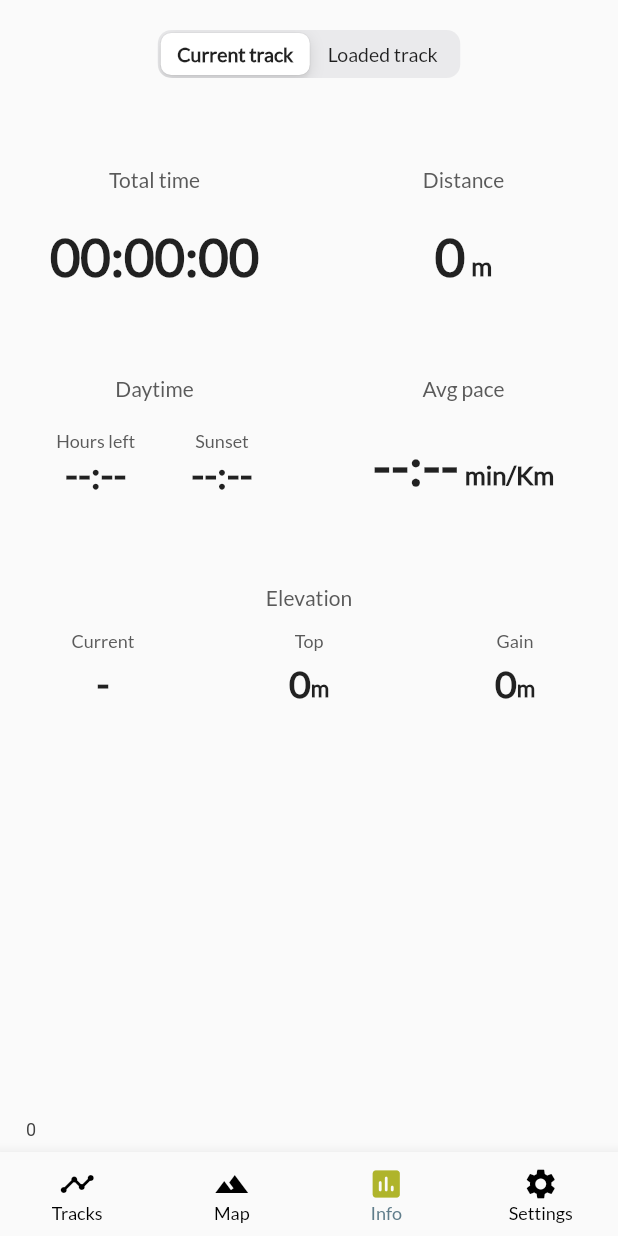
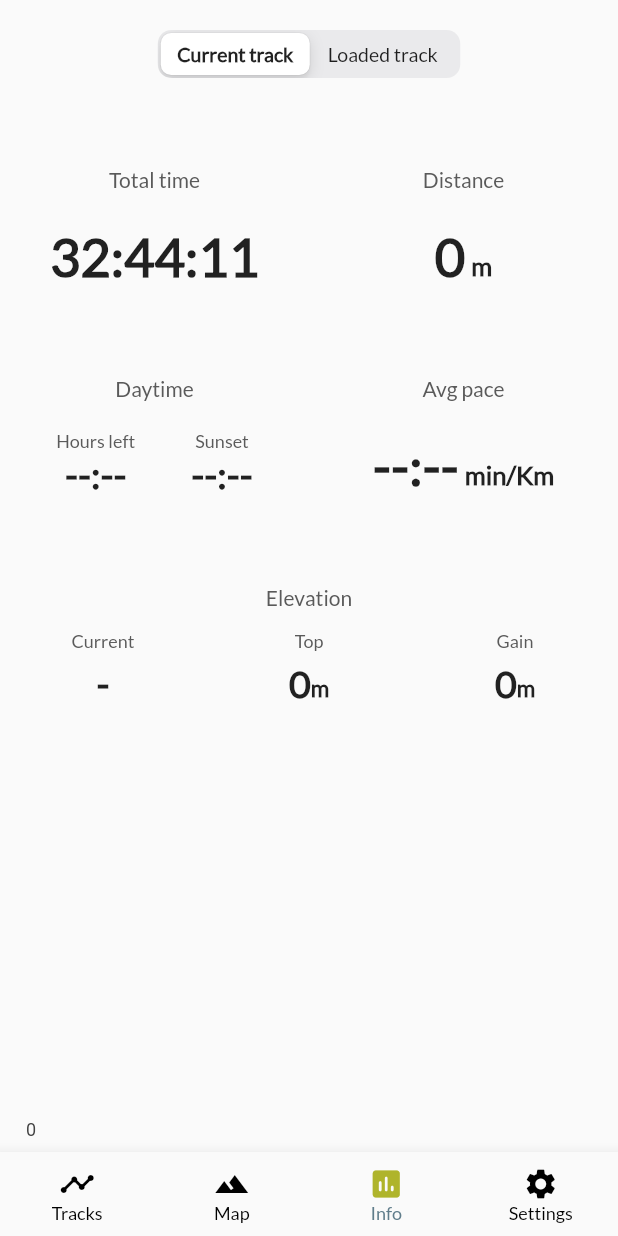
Before and after one commit to CMiguelRB/vieiros, a Flutter app: the screen it shows after launch, item 3 of the bottom bar chosen, on a phone screen of 412 x 824 dp. Run offline on Flutter 3.47's test engine with Material 2 defaults, Android fonts, the phone set to English and light mode, and no system bars; our stand-ins replace charts_flutter, file_picker, google_maps_flutter, latlong2, location, permission_handler and 1 more; missing offline and left inert: android_path_provider, gpx, sunrise_sunset_calc.

Commit message:
Timer component. New asset designs.

```diff
--- /dev/null
+++ b/lib/components/timer.dart
@@ -0,0 +1,54 @@
+import 'dart:async';
+
+import 'package:flutter/material.dart';
+
+class TimerWidget extends StatefulWidget{
+
+  final String time;
+
+  TimerWidget({Key? key, required this.time});
+
+  _TimerState createState() => _TimerState();
+}
+
+class _TimerState extends State<TimerWidget>{
+
+  String _totalTime = '--:--';
+  int _baseTime = 0;
+  Timer? timer;
+
+  @override
+  void initState() {
+    super.initState();
+    //_baseTime = widget.time;
+    timer = Timer.periodic(Duration(seconds: 1), (Timer t) => _updateTimer());
+  _totalTime = widget.time;
+  }
+
+  _updateTimer(){
+    setState(() {
+      int diff = DateTime.now().millisecondsSinceEpoch - 1628300749000;
+      _totalTime = Duration(milliseconds: diff).abs().toString().split('.')[0];
+      if(_totalTime.split(':')[0].length < 2){
+        _totalTime = '0'+_totalTime;
+      }
+    });
+  }
+
+  @override
+  void dispose() {
+    timer!.cancel();
+    super.dispose();
+  }
+
+  @override
+  Widget build(BuildContext context) {
+   return Container(
+     child:
+       Text(_totalTime,
+           style: TextStyle(
+               fontSize: 35,
+               fontWeight: FontWeight.bold))
+   );
+  }
+}
--- a/lib/tabs/info.dart
+++ b/lib/tabs/info.dart
@@ -2,6 +2,7 @@ import 'package:intl/intl.dart';
 import 'package:latlong2/latlong.dart' as latlong;
 import 'package:shared_preferences/shared_preferences.dart';
 import 'package:sunrise_sunset_calc/sunrise_sunset_calc.dart';
+import 'package:vieiros/components/timer.dart';
 import 'package:vieiros/model/elevation_point.dart';
 import 'package:charts_flutter/flutter.dart' as charts;
 import 'package:flutter/cupertino.dart';
@@ -157,7 +158,6 @@ class InfoState extends State<Info> with AutomaticKeepAliveClientMixin {
               .split('.')
               .first
               .padLeft(8, "0");
-
           _avgPace = avgPaceMin + ':' + avgPaceSec;
           _distance = totalDistance > 1000
               ? (totalDistance / 1000).toStringAsFixed(2)
@@ -251,10 +251,11 @@ class InfoState extends State<Info> with AutomaticKeepAliveClientMixin {
                                   Text('Total time',
                                       style: TextStyle(
                                           color: CustomColors.subText)),
-                                  Text(_totalTime,
+                                  TimerWidget(time: _totalTime),
+                                  /*Text(_totalTime,
                                       style: TextStyle(
                                           fontSize: 35,
-                                          fontWeight: FontWeight.bold))
+                                          fontWeight: FontWeight.bold))*/
                                 ],
                               ),
                               width: MediaQuery.of(context).size.width / 2,
--- a/pubspec.yaml
+++ b/pubspec.yaml
@@ -37,6 +37,7 @@ dependencies:
   latlong2: ^0.8.0
   intl: ^0.17.0
   sunrise_sunset_calc: ^2.1.0
+  provider: ^5.0.0
 
 dev_dependencies:
   flutter_test:
```
Also changed, not shown: lib/tabs/map.dart (+6 -5 lines), assets/current_pin.png (added), assets/current_pin.svg (added), assets/current_waypoint.png (added), assets/current_waypoint.svg (added), assets/flag.png (deleted), assets/loaded_pin.png (added), assets/loaded_pin.svg (added), assets/loaded_waypoint.png (added), assets/loaded_waypoint.svg (added), assets/pin.png (deleted), pubspec.lock.
